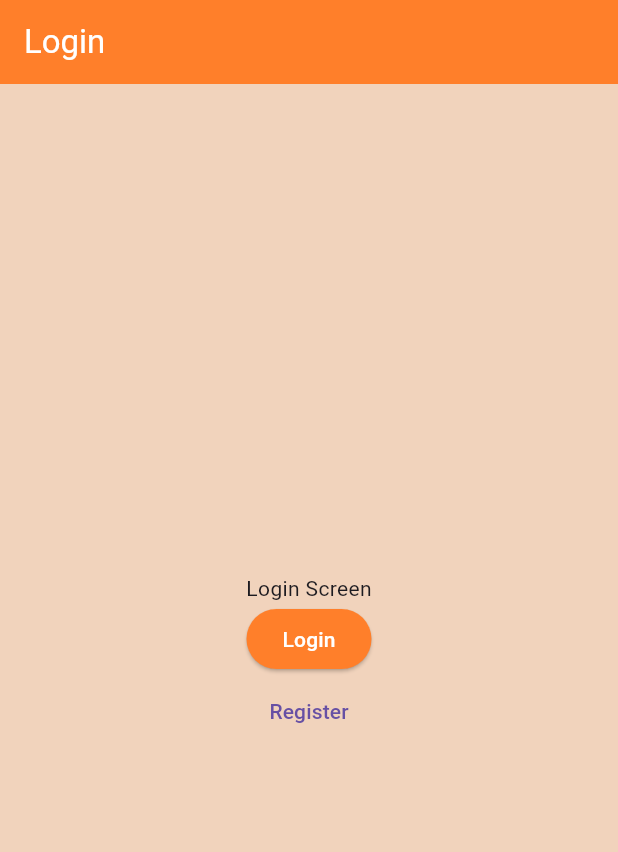
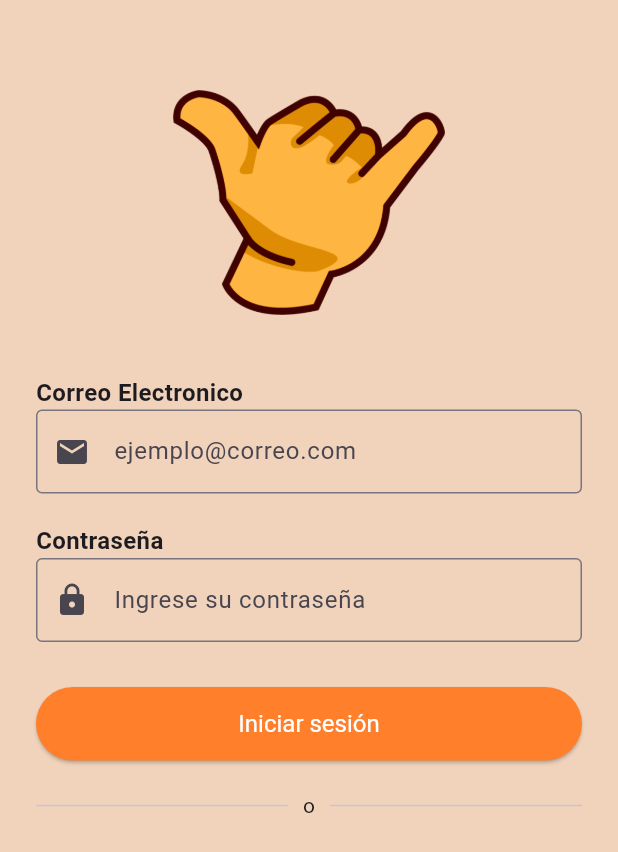
Before and after one commit to Hiidekii/Proyecto_PrograMovil_G3, a Flutter app: the screen it shows after launch, on a phone screen of 412 x 824 dp. Shown: the top 852 px of the screen. Run offline on Flutter 3.47's test engine with Material 3 defaults, Android fonts, the phone set to English and light mode, and no system bars; our stand-ins replace get.

Commit message:
Refactoring login page

```diff
--- a/lib/main.dart
+++ b/lib/main.dart
@@ -1,8 +1,8 @@
 import 'package:flutter/material.dart';
 import 'package:proyecto_programovil_g3/configs/theme.dart';
 import 'package:proyecto_programovil_g3/pages/home/home_page.dart';
-import 'package:proyecto_programovil_g3/pages/login/login_page.dart';
-import 'package:proyecto_programovil_g3/pages/register/register_screen.dart';
+import 'package:proyecto_programovil_g3/pages/auth/login/login_page.dart';
+import 'package:proyecto_programovil_g3/pages/auth/register/register_screen.dart';
 import 'package:proyecto_programovil_g3/pages/wrapper/wrapper.dart';
 
 void main() {
--- /dev/null
+++ b/lib/pages/auth/login/login_controller.dart
@@ -0,0 +1,11 @@
+import 'package:flutter/material.dart';
+import 'package:get/get.dart';
+
+class LoginController extends GetxController {
+  TextEditingController usernameController = TextEditingController();
+  TextEditingController passwordController = TextEditingController();
+
+  void onLoginClick(BuildContext context) async {
+    print('onLogin click');
+  }
+}
--- /dev/null
+++ b/lib/pages/auth/login/login_page.dart
@@ -0,0 +1,94 @@
+// ignore_for_file: unnecessary_const
+
+import 'dart:nativewrappers/_internal/vm/lib/internal_patch.dart';
+
+import 'package:flutter/material.dart';
+import 'package:get/get.dart';
+import 'package:proyecto_programovil_g3/pages/auth/login/login_controller.dart';
+
+class LoginScreen extends StatelessWidget {
+  LoginController control = Get.put(LoginController());
+
+  @override
+  Widget build(BuildContext context) {
+    return Scaffold(
+        body: SingleChildScrollView(
+      child: Padding(
+        padding: const EdgeInsets.symmetric(horizontal: 24, vertical: 60),
+        child: Column(
+          crossAxisAlignment: CrossAxisAlignment.center,
+          children: [
+            Image.asset(
+              'assets/images/shaka_logo.png',
+              height: 150,
+            ),
+            const SizedBox(height: 40),
+            const Align(
+              alignment: Alignment.centerLeft,
+              child: Text(
+                'Correo Electronico',
+                style: TextStyle(
+                  fontSize: 16,
+                  fontWeight: FontWeight.bold,
+                ),
+              ),
+            ),
+            TextField(
+              controller: control.usernameController,
+              keyboardType: TextInputType.emailAddress,
+              decoration: const InputDecoration(
+                hintText: 'ejemplo@correo.com',
+                border: OutlineInputBorder(),
+                prefixIcon: Icon(Icons.email),
+              ),
+            ),
+            const SizedBox(height: 20),
+            const Align(
+              alignment: Alignment.centerLeft,
+              child: Text(
+                'Contraseña',
+                style: TextStyle(
+                  fontSize: 16,
+                  fontWeight: FontWeight.bold,
+                ),
+              ),
+            ),
+            TextField(
+              controller: control.passwordController,
+              obscureText: true,
+              decoration: const InputDecoration(
+                  hintText: 'Ingrese su contraseña',
+                  border: OutlineInputBorder(),
+                  prefixIcon: Icon(Icons.lock)),
+            ),
+            const SizedBox(height: 30),
+            SizedBox(
+              width: double.infinity,
+              child: ElevatedButton(
+                onPressed: () {
+                  control.onLoginClick(context);
+                },
+                style: ElevatedButton.styleFrom(
+                  padding: const EdgeInsets.symmetric(vertical: 15),
+                  textStyle: const TextStyle(fontSize: 16),
+                ),
+                child: const Text('Iniciar sesión'),
+              ),
+            ),
+            const SizedBox(height: 20),
+            const Row(
+              children: [
+                Expanded(child: Divider()),
+                Padding(
+                  padding: EdgeInsets.symmetric(horizontal: 10),
+                  child: Text('o'),
+                ),
+                Expanded(child: const Divider())
+              ],
+            )
+          ],
+        ),
+      ),
+    ));
+  }
+}
--- a/lib/pages/login/login_page.dart
+++ /dev/null
@@ -1,30 +0,0 @@
-import 'package:flutter/material.dart';
-
-class LoginScreen extends StatelessWidget {
-  @override
-  Widget build(BuildContext context) {
-    return Scaffold(
-      appBar: AppBar(title: Text('Login')),
-      body: Center(
-        child: Column(
-          mainAxisAlignment: MainAxisAlignment.center,
-          children: [
-            Text('Login Screen'),
-            ElevatedButton(
-              onPressed: () {
-                Navigator.pushReplacementNamed(context, '/wrapper');
-              },
-              child: Text('Login'),
-            ),
-            TextButton(
-              onPressed: () {
-                Navigator.pushNamed(context, '/register');
-              },
-              child: Text('Register'),
-            ),
-          ],
-        ),
-      ),
-    );
-  }
-}
--- a/pubspec.yaml
+++ b/pubspec.yaml
@@ -35,6 +35,7 @@ dependencies:
   # The following adds the Cupertino Icons font to your application.
   # Use with the CupertinoIcons class for iOS style icons.
   cupertino_icons: ^1.0.8
+  get: ^4.6.6
 
 dev_dependencies:
   flutter_test:
@@ -52,6 +53,9 @@ dev_dependencies:
 
 # The following section is specific to Flutter packages.
 flutter:
+
+  assets:
+    - assets/images/
 
   # The following line ensures that the Material Icons font is
   # included with your application, so that you can use the icons in
```
Also changed, not shown: assets/images/background.jpg (added), assets/images/shaka_logo.png (added), lib/pages/auth/register/register_screen.dart (renamed from lib/pages/register/register_screen.dart), pubspec.lock.
